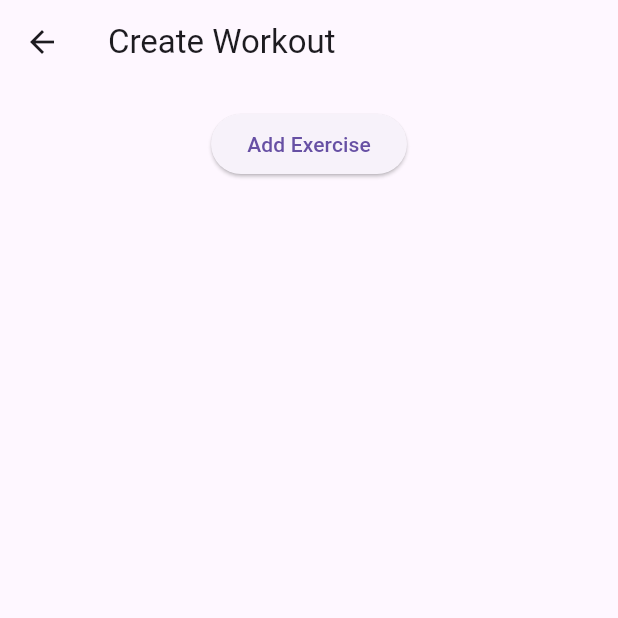
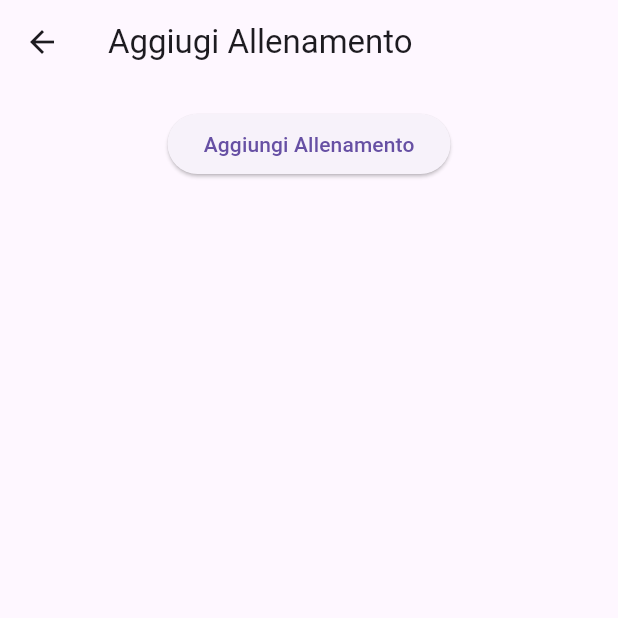
Before and after one commit to 88KEVIN88/fitness, a Flutter app: the CreateWorkoutPage screen opened directly, on a phone screen of 412 x 824 dp, the top half of it. Run offline on Flutter 3.47's test engine with Material 3 defaults, Android fonts, the phone set to English and light mode, and no system bars; our stand-ins replace charts_flutter; network calls fail.

Commit message:
piccole modifiche

```diff
--- a/lib/main.dart
+++ b/lib/main.dart
@@ -429,7 +429,7 @@ class _CreateWorkoutPageState extends State<CreateWorkoutPage> {
   Widget build(BuildContext context) {
     return Scaffold(
       appBar: AppBar(
-        title: Text('Create Workout'),
+        title: Text('Aggiugi Allenamento'),
       ),
       body: Padding(
         padding: const EdgeInsets.all(16.0),
@@ -439,7 +439,7 @@ class _CreateWorkoutPageState extends State<CreateWorkoutPage> {
               onPressed: () {
                 _addExercise();
               },
-              child: Text('Add Exercise'),
+              child: Text('Aggiungi Allenamento'),
             ),
             SizedBox(height: 16),
             Expanded(
@@ -461,7 +461,7 @@ class _CreateWorkoutPageState extends State<CreateWorkoutPage> {
       margin: EdgeInsets.symmetric(vertical: 8),
       child: ListTile(
         title: Text(exercise.name),
-        subtitle: Text('Sets: ${exercise.name}, Reps: ${exercise.description}'),
+        subtitle: Text('Serie: ${exercise.name}, Ripetizioni: ${exercise.description}'),
       ),
     );
   }
@@ -524,9 +524,9 @@ class _CreateWorkoutPageState extends State<CreateWorkoutPage> {
                 // Optionally, you can show an error message here.
               }
             },
-            style: ButtonStyle(
-              backgroundColor: MaterialStateProperty.all<Color>(Colors.blue),
-              foregroundColor: MaterialStateProperty.all<Color>(Colors.white),
+           style: ElevatedButton.styleFrom(
+              backgroundColor: Colors.blue,
+              foregroundColor: Colors.white,
             ),
             child: Text('Add'),
           ),
```
